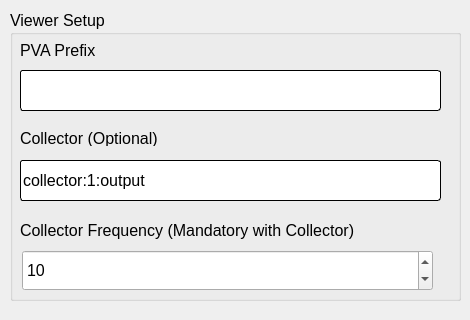
Qt form gui/pv_config.ui (AdvancedPhotonSource/DashPVA) before a commit; both pictures show x 0 to 470 and y 0 to 320 of the 470 by 624 pixel window.
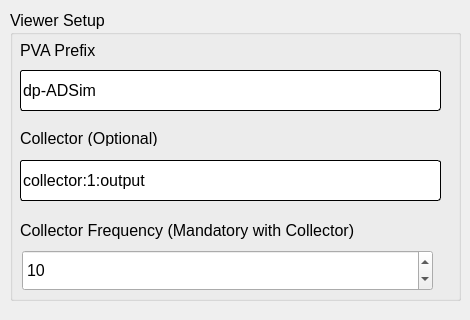
The same form after that commit.

Commit message: added functionality to select roi combobox in analysis window

What changed in the file:
```diff
--- a/gui/pv_config.ui
+++ b/gui/pv_config.ui
@@ -194,7 +194,7 @@
 </string>
     </property>
     <property name="text">
-     <string/>
+     <string>dp-ADSim</string>
     </property>
    </widget>
    <widget class="QLineEdit" name="le_collector">
```
The commit also changes 4 other files.
